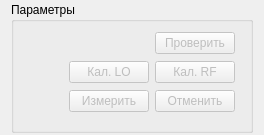
Old version of the form measurewidget.ui in the repository igrekus/demod_measure.
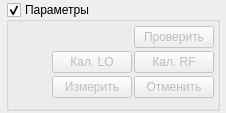
New version of the form.

Commit message: FEAT: add visibility control on param list

What changed in the file:
```diff
--- a/measurewidget.ui
+++ b/measurewidget.ui
@@ -6,17 +6,23 @@
    <rect>
     <x>0</x>
     <y>0</y>
-    <width>252</width>
-    <height>135</height>
+    <width>224</width>
+    <height>113</height>
    </rect>
   </property>
   <property name="windowTitle">
    <string>Form</string>
   </property>
   <layout class="QVBoxLayout" name="layparams">
+   <property name="leftMargin">
+    <number>6</number>
+   </property>
    <property name="topMargin">
     <number>2</number>
    </property>
+   <property name="rightMargin">
+    <number>6</number>
+   </property>
    <property name="bottomMargin">
     <number>2</number>
    </property>
@@ -31,20 +37,53 @@
      <property name="title">
       <string>Параметры</string>
      </property>
+     <property name="checkable">
+      <bool>true</bool>
+     </property>
+     <layout class="QVBoxLayout" name="verticalLayout">
+      <property name="spacing">
+       <number>3</number>
+      </property>
+      <property name="leftMargin">
+       <number>3</number>
+      </property>
+      <property name="topMargin">
+       <number>3</number>
+      </property>
+      <property name="rightMargin">
+       <number>3</number>
+      </property>
+      <property name="bottomMargin">
+       <number>6</number>
+      </property>
+      <item>
+       <widget class="QWidget" name="widgetContainer" native="true">
      <layout class="QVBoxLayout" name="layParams">
       <property name="spacing">
-       <number>6</number>
+          <number>2</number>
+         </property>
+         <property name="leftMargin">
+          <number>0</number>
+         </property>
+         <property name="topMargin">
+          <number>0</number>
+         </property>
+         <property name="rightMargin">
+          <number>0</number>
+         </property>
+         <property name="bottomMargin">
+          <number>0</number>
       </property>
       <item>
        <layout class="QHBoxLayout" name="horizontalLayout_2">
         <property name="leftMargin">
-         <number>6</number>
+            <number>0</number>
         </property>
         <property name="topMargin">
          <number>0</number>
         </property>
         <property name="rightMargin">
-         <number>6</number>
+            <number>0</number>
         </property>
         <property name="bottomMargin">
          <number>0</number>
@@ -77,13 +116,13 @@
       <item>
        <layout class="QHBoxLayout" name="horizontalLayout_3">
         <property name="leftMargin">
-         <number>6</number>
+            <number>0</number>
         </property>
         <property name="topMargin">
          <number>0</number>
         </property>
         <property name="rightMargin">
-         <number>6</number>
+            <number>0</number>
         </property>
         <property name="bottomMargin">
          <number>0</number>
@@ -125,18 +164,6 @@
       </item>
       <item>
        <layout class="QHBoxLayout" name="horizontalLayout">
-        <property name="leftMargin">
-         <number>6</number>
-        </property>
-        <property name="topMargin">
-         <number>0</number>
-        </property>
-        <property name="rightMargin">
-         <number>6</number>
-        </property>
-        <property name="bottomMargin">
-         <number>6</number>
-        </property>
         <item>
          <spacer name="horizontalSpacer">
           <property name="orientation">
@@ -171,6 +198,9 @@
          </widget>
         </item>
        </layout>
+         </item>
+        </layout>
+       </widget>
       </item>
      </layout>
     </widget>
```
Lines whose indentation alone changed are shown as unchanged. The commit also changes 1 other file.
